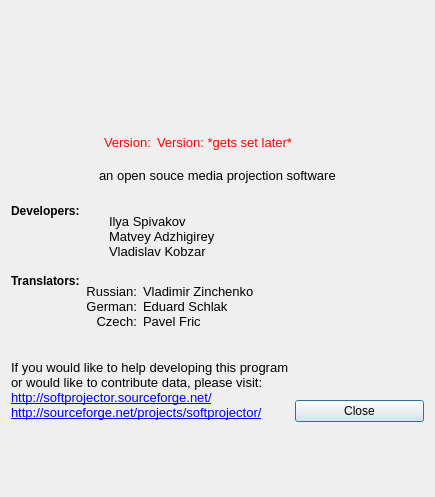
Before: the Qt Designer form src/aboutdialog.ui in SoftProjector/src, drawn with Qt 5.
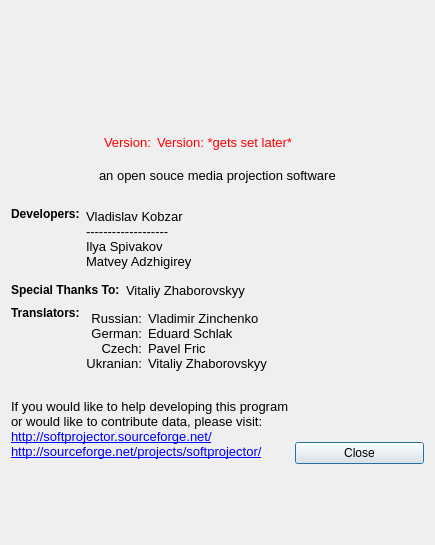
After: the same form once the commit is applied. Icons and pictures are not drawn.

```diff
--- a/src/aboutdialog.ui
+++ b/src/aboutdialog.ui
@@ -7,7 +7,7 @@
     <x>0</x>
     <y>0</y>
     <width>435</width>
-    <height>497</height>
+    <height>545</height>
    </rect>
   </property>
   <property name="windowTitle">
@@ -238,7 +238,7 @@
      </property>
     </spacer>
    </item>
-   <item row="2" column="0">
+   <item row="2" column="0" colspan="2">
     <layout class="QGridLayout" name="gridLayout_2">
      <item row="0" column="0">
       <widget class="QLabel" name="label_4">
@@ -261,9 +261,10 @@
         </font>
        </property>
        <property name="text">
-        <string>Ilya Spivakov
-Matvey Adzhigirey
-Vladislav Kobzar</string>
+        <string>Vladislav Kobzar
+-------------------
+Ilya Spivakov
+Matvey Adzhigirey</string>
        </property>
       </widget>
      </item>
@@ -280,9 +281,64 @@
        </property>
       </spacer>
      </item>
+     <item row="0" column="2">
+      <spacer name="horizontalSpacer_7">
+       <property name="orientation">
+        <enum>Qt::Horizontal</enum>
+       </property>
+       <property name="sizeHint" stdset="0">
+        <size>
+         <width>40</width>
+         <height>20</height>
+        </size>
+       </property>
+      </spacer>
+     </item>
     </layout>
    </item>
    <item row="3" column="0" colspan="2">
+    <layout class="QHBoxLayout" name="horizontalLayout">
+     <item>
+      <widget class="QLabel" name="label_10">
+       <property name="font">
+        <font>
+         <weight>75</weight>
+         <bold>true</bold>
+        </font>
+       </property>
+       <property name="text">
+        <string>Special Thanks To:</string>
+       </property>
+      </widget>
+     </item>
+     <item>
+      <widget class="QLabel" name="label_11">
+       <property name="font">
+        <font>
+         <pointsize>10</pointsize>
+        </font>
+       </property>
+       <property name="text">
+        <string>Vitaliy Zhaborovskyy</string>
+       </property>
+      </widget>
+     </item>
+     <item>
+      <spacer name="horizontalSpacer_8">
+       <property name="orientation">
+        <enum>Qt::Horizontal</enum>
+       </property>
+       <property name="sizeHint" stdset="0">
+        <size>
+         <width>40</width>
+         <height>20</height>
+        </size>
+       </property>
+      </spacer>
+     </item>
+    </layout>
+   </item>
+   <item row="4" column="0" colspan="2">
     <layout class="QGridLayout" name="gridLayout">
      <item row="0" column="0">
       <widget class="QLabel" name="label_6">
@@ -307,7 +363,8 @@
        <property name="text">
         <string>Russian:
 German:
-Czech:</string>
+Czech:
+Ukranian:</string>
        </property>
        <property name="alignment">
         <set>Qt::AlignRight|Qt::AlignTrailing|Qt::AlignVCenter</set>
@@ -324,7 +381,8 @@
        <property name="text">
         <string>Vladimir Zinchenko
 Eduard Schlak
-Pavel Fric</string>
+Pavel Fric
+Vitaliy Zhaborovskyy</string>
        </property>
       </widget>
      </item>
@@ -356,7 +414,7 @@
      </item>
     </layout>
    </item>
-   <item row="4" column="1">
+   <item row="5" column="1">
     <spacer name="verticalSpacer_6">
      <property name="orientation">
       <enum>Qt::Vertical</enum>
@@ -372,7 +430,7 @@
      </property>
     </spacer>
    </item>
-   <item row="5" column="0" colspan="2">
+   <item row="6" column="0" colspan="2">
     <layout class="QGridLayout" name="gridLayout_5">
      <item row="0" column="0" rowspan="2">
       <widget class="QLabel" name="label_9">
@@ -412,7 +470,7 @@
      </item>
     </layout>
    </item>
-   <item row="6" column="1">
+   <item row="7" column="1">
     <spacer name="verticalSpacer">
      <property name="orientation">
       <enum>Qt::Vertical</enum>
```
